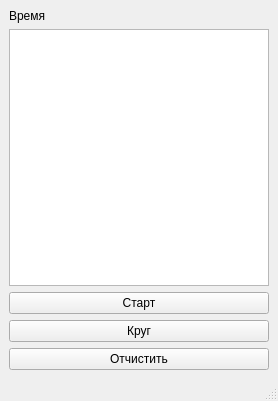
The window that task4/mainwindow.ui (DmitrievPavel/QtHomeworks) describes before a commit, drawn with Qt 5.
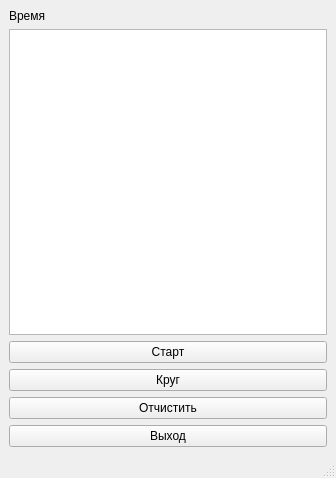
The same window after the commit.

Diff of the .ui file:
```diff
--- a/task4/mainwindow.ui
+++ b/task4/mainwindow.ui
@@ -6,8 +6,8 @@
    <rect>
     <x>0</x>
     <y>0</y>
-    <width>278</width>
-    <height>401</height>
+    <width>336</width>
+    <height>478</height>
    </rect>
   </property>
   <property name="windowTitle">
@@ -17,13 +17,20 @@
    <layout class="QVBoxLayout" name="verticalLayout">
     <item>
      <widget class="QLabel" name="lb_time">
+      <property name="styleSheet">
+       <string notr="true">font: 36pt &quot;Segoe UI&quot;;</string>
+      </property>
       <property name="text">
        <string>Время</string>
       </property>
      </widget>
     </item>
     <item>
-     <widget class="QTextBrowser" name="tb_round_time"/>
+     <widget class="QTextBrowser" name="tb_round_time">
+      <property name="styleSheet">
+       <string notr="true">font: 11pt &quot;Segoe UI&quot;;</string>
+      </property>
+     </widget>
     </item>
     <item>
      <widget class="QPushButton" name="pb_start_stop">
@@ -46,6 +53,13 @@
       </property>
      </widget>
     </item>
+    <item>
+     <widget class="QPushButton" name="pb_exit">
+      <property name="text">
+       <string>Выход</string>
+      </property>
+     </widget>
+    </item>
    </layout>
   </widget>
   <widget class="QMenuBar" name="menubar">
```
Left out of the diff: 21 changed lines with no effect on the pictures.
